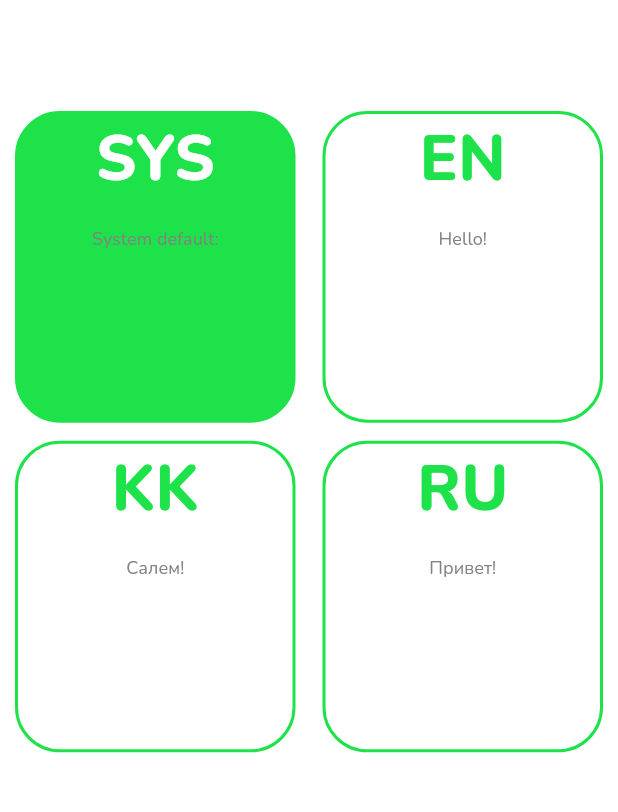
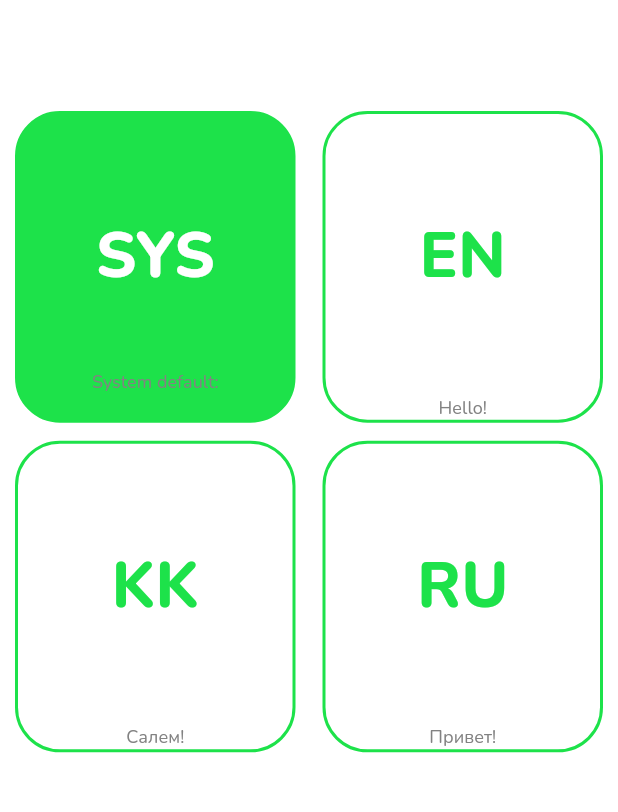
Before and after one commit to DES-Destry/PetIdMobile, a Flutter app: the screen it shows after launch, on a phone screen of 412 x 824 dp, the part 333-1145 px from its top. Run offline on Flutter 3.47's test engine with Material 3 defaults, Android fonts, the light colour scheme and no system bars; our stand-ins replace shared_preferences.

Commit message:
fix: layout of select language button

```diff
--- a/lib/components/language_selector_button.dart
+++ b/lib/components/language_selector_button.dart
@@ -31,7 +31,7 @@ class _LanguageSelectorButtonState extends State<LanguageSelectorButton> {
             border: Border.all(width: 2, color: AppPalette.currentPalette.primary),
             borderRadius: BorderRadius.circular(30),
           ),
-          child: Column(children: [
+          child: Stack(children: [
             Padding(
                 padding: const EdgeInsets.only(bottom: 14),
                 child: Center(
@@ -40,8 +40,7 @@ class _LanguageSelectorButtonState extends State<LanguageSelectorButton> {
                           fontSize: 42,
                           fontWeight: FontWeight.w800,
                           color: widget.isSelected ? Colors.white : AppPalette.currentPalette.primary,
-                      ))),
-            ),
+                        )))),
             Align(
                 alignment: Alignment.bottomCenter,
                 child: Text(widget.caption ?? '',
```
Lines whose indentation alone changed are shown as unchanged.
